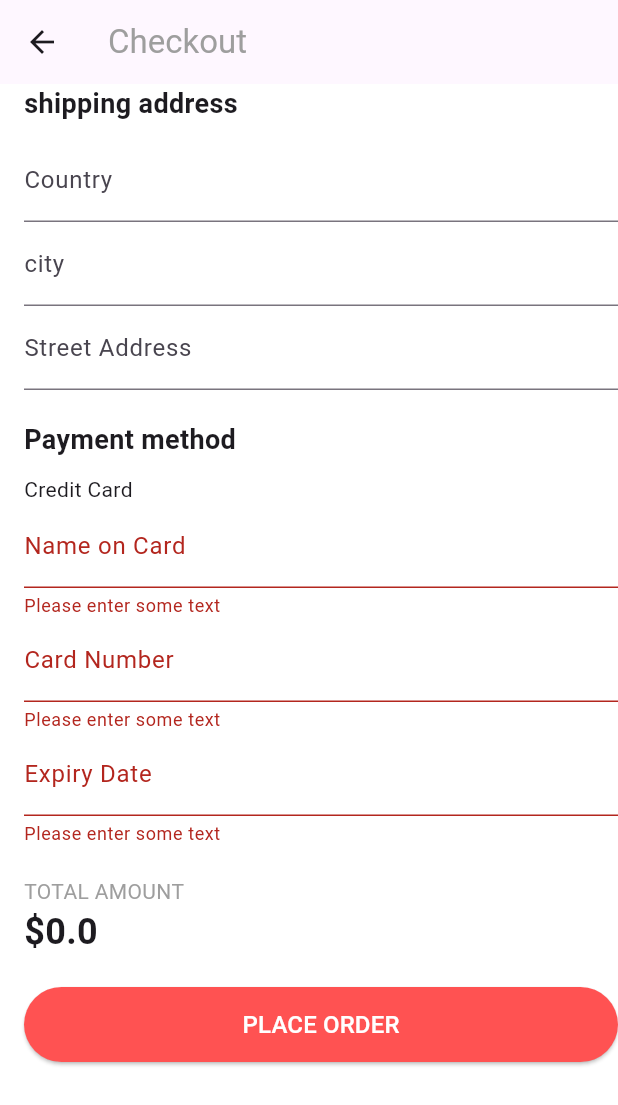
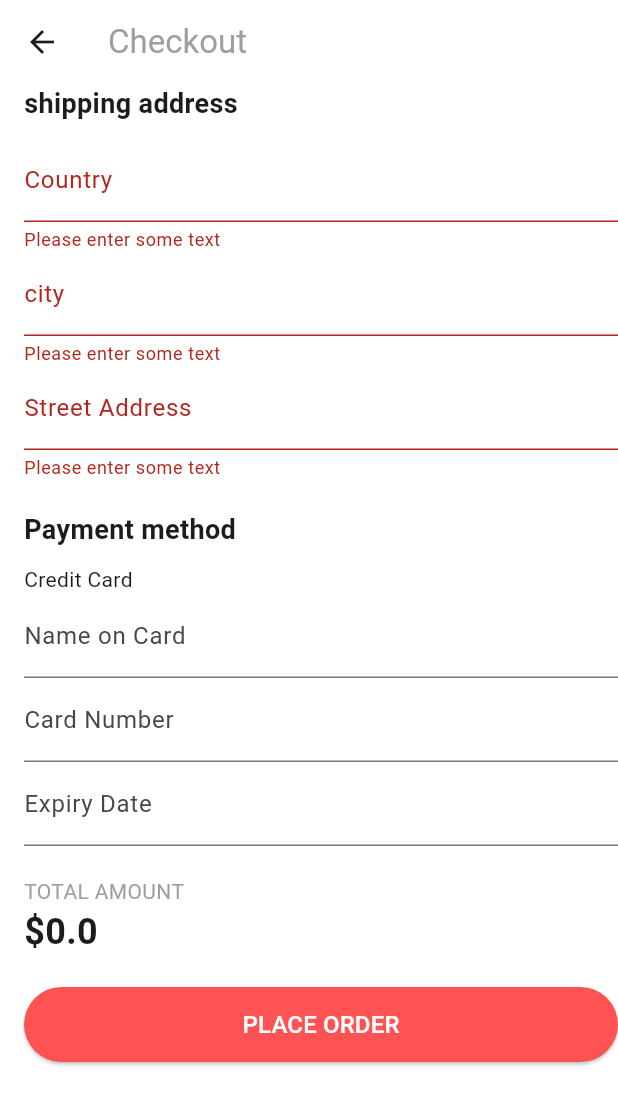
Before and after one commit to MontagMakes/3commerce, a Flutter app: the CheckoutScreen screen opened directly, after a tap on "PLACE ORDER", on a phone screen of 412 x 824 dp. Shown: the top 1105 px of the screen. Run offline on Flutter 3.47's test engine with Material 3 defaults, Android fonts, the phone set to English and light mode, and no system bars; our stand-ins replace cloud_firestore, file_picker, firebase_auth, firebase_core, firebase_storage, fluttertoast and 2 more; missing offline and left inert: model_viewer_plus; accounts and stored records are empty.

Commit message:
updating #1

```diff
--- a/lib/main.dart
+++ b/lib/main.dart
@@ -40,6 +40,9 @@
     return MaterialApp(
       title: 'Flutter Demo',
       theme: ThemeData(
+        appBarTheme: const AppBarTheme(
+          backgroundColor: Colors.white,
+        ),
         scaffoldBackgroundColor: Colors.white
       ),
       home: const SignInScreen(),
--- a/lib/providers/order_provider.dart
+++ b/lib/providers/order_provider.dart
@@ -26,8 +26,8 @@
     }
   }
 
-  // Add Order
-  Future<void> addOrder(List<ProductModel> cartProducts, double totalAmount,
+  // Create Order
+  Future<void> createOrder(List<ProductModel> cartProducts, double totalAmount,
       String address) async {
     String date = (DateTime.now().toString()).replaceRange(10, null, '');
     OrderModel order = OrderModel(
@@ -40,7 +40,7 @@
       status: status[0],
     );
 
-    String orderId = await _fireStoreService.addOrder(order);
+    String orderId = await _fireStoreService.createOrder(order);
     order = order.copyWith(id: orderId);
 
     _orders.add(order);
--- a/lib/providers/product_provider.dart
+++ b/lib/providers/product_provider.dart
@@ -39,7 +39,7 @@
   }
 
   // Add product to FirebaseFirestore and FirebaseStorage
-  Future<void> addProduct(String title, String description, int price, String category,
+  Future<void> createProduct(String title, String description, int price, String category,
       File imageFile, File modelFile) async {
     // Upload image and model files to FirebaseStorage
     var imageUrl = await _storageService.uploadImageFile(imageFile);
@@ -56,7 +56,7 @@
         imageUrl: imageUrl,
         modelUrl: modelUrl);
 
-    String productId = await _fireStoreService.addProduct(product);
+    String productId = await _fireStoreService.createProduct(product);
 
     product = product.copyWith(id: productId);
 
--- a/lib/screens/checkout_screen/checkout_screen.dart
+++ b/lib/screens/checkout_screen/checkout_screen.dart
@@ -1,5 +1,9 @@
+import 'package:e_commerce/main.dart';
 import 'package:e_commerce/providers/cart_provider.dart';
 import 'package:e_commerce/providers/order_provider.dart';
+import 'package:e_commerce/screens/checkout_screen/widgets/checkout_Form_address.dart';
+import 'package:e_commerce/screens/checkout_screen/widgets/checkout_form_button.dart';
+import 'package:e_commerce/screens/checkout_screen/widgets/checkout_form_payment.dart';
 import 'package:flutter/material.dart';
 import 'package:provider/provider.dart';
 
@@ -11,6 +15,37 @@
 }
 
 class _CheckoutScreenState extends State<CheckoutScreen> {
+  @override
+  Widget build(BuildContext context) {
+    return Scaffold(
+      resizeToAvoidBottomInset: true,
+      appBar: AppBar(
+        title: const Text("Checkout", style: TextStyle(color: Colors.grey)),
+      ),
+      body: const Padding(
+          padding: EdgeInsets.only(left: 16.0), child: CheckoutForm()),
+    );
+  }
+}
+
+class CheckoutForm extends StatefulWidget {
+  const CheckoutForm({super.key});
+
+  @override
+  State<CheckoutForm> createState() => _CheckoutFormState();
+}
+
+class _CheckoutFormState extends State<CheckoutForm> {
+  TextEditingController countryController = TextEditingController();
+
+  TextEditingController cityController = TextEditingController();
+
+  TextEditingController streetController = TextEditingController();
+
+  final GlobalKey<FormState> _formKey = GlobalKey<FormState>();
+
+  late BuildContext dialogContext;
+
   bool isLoading = false;
 
   void updateLoadingState(bool newIsloading) {
@@ -20,164 +55,55 @@
   }
 
   @override
+  void dispose() {
+    super.dispose();
+    countryController.dispose();
+    cityController.dispose();
+    streetController.dispose();
+  }
+
+  @override
   Widget build(BuildContext context) {
-    final cartProvider = Provider.of<CartProvider>(context);
-    final orderProvider = Provider.of<OrderProvider>(context);
+    return Form(
+      key: _formKey,
+      child: ListView(
+        children: [
+          const Text("shipping address",
+              style: TextStyle(fontSize: 18, fontWeight: FontWeight.bold)),
+          const SizedBox(height: 10),
+          // Shipping Address
+          CheckoutFormAddress(
+              countryController: countryController,
+              cityController: cityController,
+              streetController: streetController),
+          const SizedBox(height: 20),
 
-    TextEditingController countryController = TextEditingController();
-    TextEditingController cityController = TextEditingController();
-    TextEditingController streetController = TextEditingController();
+          // Payment Method
+          const Text("Payment method",
+              style: TextStyle(fontSize: 18, fontWeight: FontWeight.bold)),
+          const SizedBox(height: 10),
 
-    final GlobalKey<FormState> checkoutFormKey = GlobalKey<FormState>();
+          // Credit Card
+          const Text("Credit Card"),
+          const CheckoutFormPayment(),
+          const SizedBox(height: 20),
+          const Text("TOTAL AMOUNT", style: TextStyle(color: Colors.grey)),
+          Consumer<CartProvider>(
+            builder: (context, cartProvider, child) => Text(
+                "\$${cartProvider.totalAmount}",
+                style:
+                    const TextStyle(fontSize: 24, fontWeight: FontWeight.bold)),
+          ),
+          const SizedBox(height: 20),
 
-    return Scaffold(
-      resizeToAvoidBottomInset: true,
-      appBar: AppBar(
-        title: const Text("Checkout", style: TextStyle(color: Colors.grey)),
+          // Checkout Button
+          CheckoutFormButton(
+              formKey: _formKey,
+              countryController: countryController,
+              cityController: cityController,
+              streetController: streetController),
+        ],
       ),
-      body: isLoading
-          ? const Center(child: CircularProgressIndicator())
-          : Padding(
-              padding: const EdgeInsets.only(left: 16.0),
-              child: Form(
-                key: checkoutFormKey,
-                child: ListView(
-                  children: [
-                    const Text("shipping address",
-                        style: TextStyle(
-                            fontSize: 18, fontWeight: FontWeight.bold)),
-                    const SizedBox(height: 10),
-                    Form(
-                      child: Column(
-                        children: [
-                          TextFormField(
-                            controller: countryController,
-                            validator: (value) {
-                              if (value == null || value.isEmpty) {
-                                return 'Please enter some text';
-                              }
-                              return null;
-                            },
-                            decoration: const InputDecoration(
-                              labelText: 'Country',
-                              hintText: 'UK',
-                              hintStyle: TextStyle(color: Colors.grey),
-                            ),
-                          ),
-                          TextFormField(
-                            controller: cityController,
-                            validator: (value) {
-                              if (value == null || value.isEmpty) {
-                                return 'Please enter some text';
-                              }
-                              return null;
-                            },
-                            decoration: const InputDecoration(
-                              labelText: 'city',
-                              hintText: 'london',
-                              hintStyle: TextStyle(color: Colors.grey),
-                            ),
-                          ),
-                          TextFormField(
-                            controller: streetController,
-                            validator: (value) {
-                              if (value == null || value.isEmpty) {
-                                return 'Please enter some text';
-                              }
-                              return null;
-                            },
-                            decoration: const InputDecoration(
-                              labelText: 'Street Address',
-                              hintText: '123 Main St',
-                              hintStyle: TextStyle(color: Colors.grey),
-                            ),
-                          ),
-                        ],
-                      ),
-                    ),
-                    const SizedBox(height: 20),
-                    const Text("Payment method",
-                        style: TextStyle(
-                            fontSize: 18, fontWeight: FontWeight.bold)),
-                    const SizedBox(height: 10),
-                    const Text("Credit Card"),
-                    Column(
-                      children: [
-                        TextFormField(
-                          validator: (value) {
-                            if (value == null || value.isEmpty) {
-                              return 'Please enter some text';
-                            }
-                            return null;
-                          },
-                          decoration: const InputDecoration(
-                            labelText: 'Name on Card',
-                            hintText: 'Joe Doe',
-                            hintStyle: TextStyle(color: Colors.grey),
-                          ),
-                        ),
-                        TextFormField(
-                          validator: (value) {
-                            if (value == null || value.isEmpty) {
-                              return 'Please enter some text';
-                            }
-                            return null;
-                          },
-                          decoration: const InputDecoration(
-                            labelText: 'Card Number',
-                            hintText: '1234 5678 9012 3456',
-                            hintStyle: TextStyle(color: Colors.grey),
-                          ),
-                        ),
-                        TextFormField(
-                          validator: (value) {
-                            if (value == null || value.isEmpty) {
-                              return 'Please enter some text';
-                            }
-                            return null;
-                          },
-                          decoration: const InputDecoration(
-                            labelText: 'Expiry Date',
-                            hintText: '01/04/23',
-                            hintStyle: TextStyle(color: Colors.grey),
-                          ),
-                        ),
-                      ],
-                    ),
-                    const SizedBox(height: 20),
-                    const Text("TOTAL AMOUNT",
-                        style: TextStyle(color: Colors.grey)),
-                    Text("\$${cartProvider.totalAmount}",
-                        style: const TextStyle(
-                            fontSize: 24, fontWeight: FontWeight.bold)),
-                    const SizedBox(height: 20),
-                    ElevatedButton(
-                      style: ElevatedButton.styleFrom(
-                        backgroundColor: Colors.redAccent,
-                        minimumSize: const Size(double.infinity, 50),
-                      ),
-                      onPressed: () async {
-                        if (checkoutFormKey.currentState!.validate()) {
-                          updateLoadingState(true);
-                          String address =
-                              '${streetController.text},${cityController.text},${countryController.text}';
-                          await orderProvider.addOrder(cartProvider.items,
-                              cartProvider.totalAmount, address);
-                          cartProvider.clearCart();
-                          updateLoadingState(false);
-                          if (mounted) {
-                            Navigator.pop(context);
-                          }
-
-                        }
-                      },
-                      child: const Text("PLACE ORDER",
-                          style: TextStyle(fontSize: 16, color: Colors.white)),
-                    ),
-                  ],
-                ),
-              ),
-            ),
     );
   }
 }
--- /dev/null
+++ b/lib/screens/checkout_screen/widgets/checkout_form_address.dart
@@ -0,0 +1,69 @@
+import 'package:flutter/material.dart';
+
+class CheckoutFormAddress extends StatelessWidget {
+  const CheckoutFormAddress({
+    super.key,
+    required this.countryController,
+    required this.cityController,
+    required this.streetController,
+  });
+
+  final TextEditingController countryController;
+  final TextEditingController cityController;
+  final TextEditingController streetController;
+
+  @override
+  Widget build(BuildContext context) {
+    return Column(
+      children: [
+        // Country
+        TextFormField(
+          controller: countryController,
+          validator: (value) {
+            if (value == null || value.isEmpty) {
+              return 'Please enter some text';
+            }
+            return null;
+          },
+          decoration: const InputDecoration(
+            labelText: 'Country',
+            hintText: 'UK',
+            hintStyle: TextStyle(color: Colors.grey),
+          ),
+        ),
+
+        // City
+        TextFormField(
+          controller: cityController,
+          validator: (value) {
+            if (value == null || value.isEmpty) {
+              return 'Please enter some text';
+            }
+            return null;
+          },
+          decoration: const InputDecoration(
+            labelText: 'city',
+            hintText: 'london',
+            hintStyle: TextStyle(color: Colors.grey),
+          ),
+        ),
+
+        // Street Address
+        TextFormField(
+          controller: streetController,
+          validator: (value) {
+            if (value == null || value.isEmpty) {
+              return 'Please enter some text';
+            }
+            return null;
+          },
+          decoration: const InputDecoration(
+            labelText: 'Street Address',
+            hintText: '123 Main St',
+            hintStyle: TextStyle(color: Colors.grey),
+          ),
+        ),
+      ],
+    );
+  }
+}
--- /dev/null
+++ b/lib/screens/checkout_screen/widgets/checkout_form_button.dart
@@ -0,0 +1,77 @@
+import 'package:e_commerce/main.dart';
+import 'package:e_commerce/providers/cart_provider.dart';
+import 'package:e_commerce/providers/order_provider.dart';
+import 'package:flutter/material.dart';
+import 'package:provider/provider.dart';
+
+class CheckoutFormButton extends StatelessWidget {
+  const CheckoutFormButton(
+      {super.key,
+      required this.formKey,
+      required this.streetController,
+      required this.cityController,
+      required this.countryController});
+
+  final TextEditingController countryController;
+  final TextEditingController cityController;
+  final TextEditingController streetController;
+
+  final GlobalKey<FormState> formKey;
+
+  @override
+  Widget build(BuildContext context) {
+    late BuildContext dialogContext;
+
+    return Consumer2<OrderProvider, CartProvider>(
+      builder: (context, orderProvider, cartProvider, child) => ElevatedButton(
+        style: ElevatedButton.styleFrom(
+          backgroundColor: Colors.redAccent,
+          minimumSize: const Size(double.infinity, 50),
+        ),
+        onPressed: () async {
+          if (formKey.currentState!.validate()) {
+            logger.d('CheckoutForm: Submitting');
+            String address =
+                '${streetController.text},${cityController.text},${countryController.text}';
+            try {
+              showDialog(
+                context: context,
+                barrierDismissible: false,
+                builder: (context) {
+                  dialogContext = context;
+                  return const Dialog(
+                    backgroundColor: Colors.transparent,
+                    child: Row(
+                      mainAxisSize: MainAxisSize.min,
+                      children: [
+                        CircularProgressIndicator(),
+                      ],
+                    ),
+                  );
+                },
+              );
+
+              await orderProvider.createOrder(
+                  cartProvider.items, cartProvider.totalAmount, address);
+              cartProvider.clearCart();
+
+              if (context.mounted) {
+                Navigator.pop(context);
+              }
+
+              logger.d('CheckoutForm: Submitted');
+            } catch (e) {
+              logger.e(e);
+            } finally {
+              if (context.mounted) {
+                Navigator.pop(dialogContext);
+              }
+            }
+          }
+        },
+        child: const Text("PLACE ORDER",
+            style: TextStyle(fontSize: 16, color: Colors.white)),
+      ),
+    );
+  }
+}
--- /dev/null
+++ b/lib/screens/checkout_screen/widgets/checkout_form_payment.dart
@@ -0,0 +1,36 @@
+import 'package:flutter/material.dart';
+
+class CheckoutFormPayment extends StatelessWidget {
+  const CheckoutFormPayment({
+    super.key,
+  });
+
+  @override
+  Widget build(BuildContext context) {
+    return Column(
+      children: [
+        TextFormField(
+          decoration: const InputDecoration(
+            labelText: 'Name on Card',
+            hintText: 'Joe Doe',
+            hintStyle: TextStyle(color: Colors.grey),
+          ),
+        ),
+        TextFormField(
+          decoration: const InputDecoration(
+            labelText: 'Card Number',
+            hintText: '1234 5678 9012 3456',
+            hintStyle: TextStyle(color: Colors.grey),
+          ),
+        ),
+        TextFormField(
+          decoration: const InputDecoration(
+            labelText: 'Expiry Date',
+            hintText: '01/04/23',
+            hintStyle: TextStyle(color: Colors.grey),
+          ),
+        ),
+      ],
+    );
+  }
+}
--- a/lib/screens/create_product_screen.dart/create_product_screen.dart
+++ b/lib/screens/create_product_screen.dart/create_product_screen.dart
@@ -236,7 +236,7 @@
                                         isLoading(true);
                                         logger.d('Product Creating');
                                         try {
-                                          await product.addProduct(
+                                          await product.createProduct(
                                               _titleController.text,
                                               _descriptionController.text,
                                               int.parse(_priceController.text),
--- a/lib/screens/sign_in_screen/sign_in_screen.dart
+++ b/lib/screens/sign_in_screen/sign_in_screen.dart
@@ -1,5 +1,4 @@
 import 'package:e_commerce/globals.dart';
-import 'package:e_commerce/screens/sign_in_screen/widgets/sign_In_widget.dart';
 import 'package:e_commerce/screens/sign_in_screen/widgets/sign_in_btn.dart';
 import 'package:e_commerce/screens/sign_in_screen/widgets/sign_in_get_started_button.dart';
 import 'package:e_commerce/screens/sign_in_screen/widgets/sign_in_title.dart';
--- a/lib/services/firebase_firestore_service.dart
+++ b/lib/services/firebase_firestore_service.dart
@@ -49,7 +49,7 @@
     }
   }
 
-  Future<String> addProduct(ProductModel product) async {
+  Future<String> createProduct(ProductModel product) async {
     DocumentReference docRef =
         await _firestore.collection('products').add(product.toMap());
     String productId = docRef.id;
@@ -58,7 +58,7 @@
     return productId;
   }
 
-  Future<String> addOrder(OrderModel order) async {
+  Future<String> createOrder(OrderModel order) async {
     DocumentReference docRef =
         await _firestore.collection('orders').add(order.toMap());
     String orderId = docRef.id;
```
Also changed, not shown: lib/screens/product_details_screen/product_details_screen.dart (+10 -2 lines), lib/screens/sign_in_screen/widgets/sign_In_widget.dart (deleted, +0 -200 lines), lib/utils.dart (added, +11 -0 lines).
